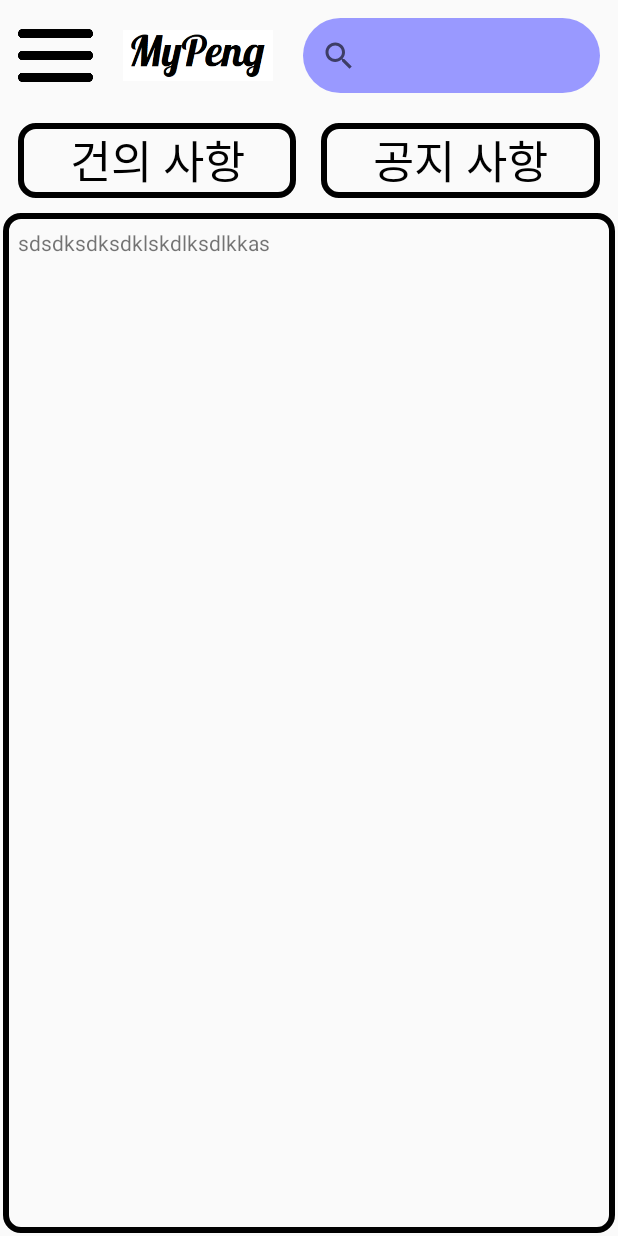
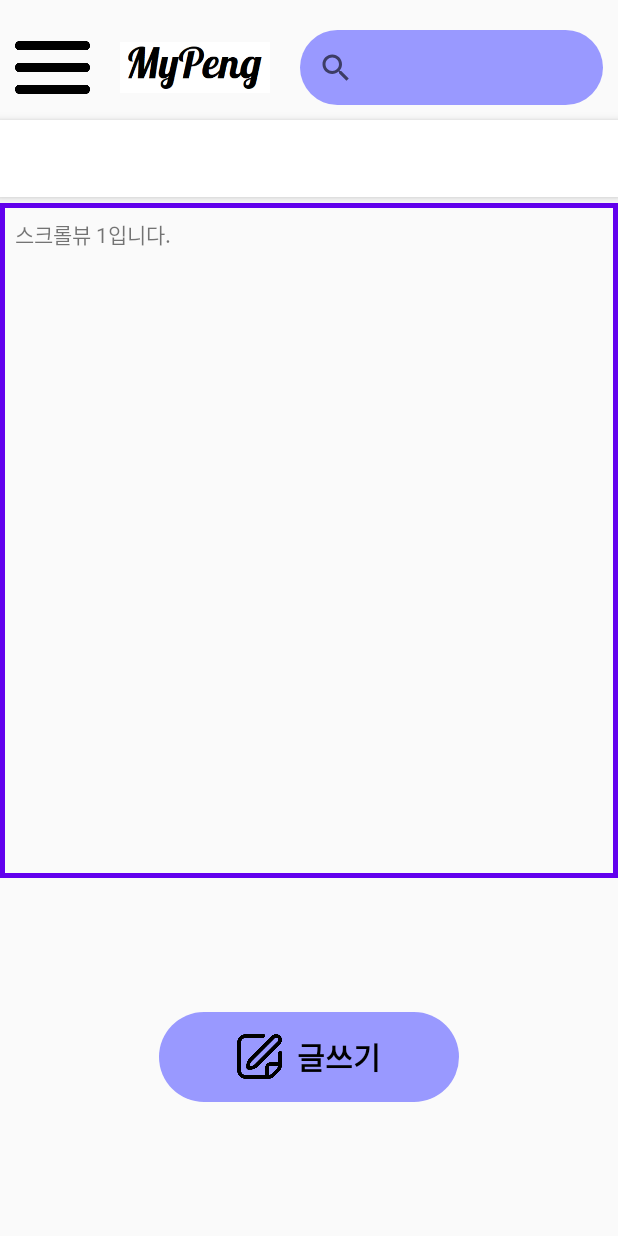
Before and after one commit to penguin-head-whale-shark/android_app, an Android app: the layout activity_main_student.xml on its own in the app's theme, with its tools: preview values and no code run, on a phone screen of 412 x 824 dp. Run offline under Robolectric (Android 15) with nearby library versions, the phone set to English and light mode, and no system bars.

Commit message:
로그인, 메인, 글쓰기 화면 간 상호작용 구현 메인 디자인 완성

```diff
--- a/app/src/main/res/drawable/main_scrollview_stroke.xml
+++ b/app/src/main/res/drawable/main_scrollview_stroke.xml
@@ -1,6 +1,5 @@
 <?xml version="1.0" encoding="utf-8"?>
 <shape xmlns:android="http://schemas.android.com/apk/res/android">
-    <solid android:color="#99c0c0c0"></solid>
-    <stroke android:width="6px"/>
-    <corners android:radius="10dp"/>
+    <solid></solid>
+    <stroke android:width="5px" android:color="@color/purple_500"/>
 </shape>
--- a/app/src/main/res/layout/activity_main_student.xml
+++ b/app/src/main/res/layout/activity_main_student.xml
@@ -2,8 +2,10 @@
 <LinearLayout
     android:layout_width="match_parent"
     android:layout_height="match_parent"
+    xmlns:app="http://schemas.android.com/apk/res-auto"
     xmlns:android="http://schemas.android.com/apk/res/android"
-    android:padding="2dp"
+    android:paddingTop="10dp"
+    android:paddingBottom="10dp"
     android:orientation="vertical">
 
 
@@ -12,6 +14,7 @@
        android:layout_height="70dp"
        android:padding="10dp"
        ><ImageView
+       android:id="@+id/burger_button"
        android:layout_width="50dp"
        android:layout_height="match_parent"
        android:src="@drawable/hamburger"
@@ -22,49 +25,56 @@
          android:src="@drawable/mypeng"
           android:layout_marginLeft="20dp"/>
       <SearchView
+          android:id="@+id/search_button"
           android:layout_width="match_parent"
           android:layout_height="match_parent"
           android:layout_marginLeft="20dp"
-          android:background="@drawable/btn_purple"/>
+          android:background="@drawable/btn_purple" />
    </LinearLayout>
-   <LinearLayout
+   <com.google.android.material.appbar.AppBarLayout
        android:layout_width="match_parent"
-       android:layout_height="70dp"
-       android:weightSum="9"
-       android:padding="10dp"
-       android:orientation="horizontal">
-      <TextView
-          android:layout_width="wrap_content"
-          android:layout_height="match_parent"
-         android:layout_weight="4"
-          android:text="건의 사항"
-          android:textSize="30dp"
-          android:gravity="center"
-          android:textColor="@color/black"
-          android:background="@drawable/basic_stroke"
-          android:clickable="true"
+       android:layout_height="wrap_content">
+
+      <com.google.android.material.tabs.TabLayout
+          android:id="@+id/tabs"
+          android:layout_width='match_parent'
+          android:layout_height="51dp"
+          android:background="@android:color/background_light"
+          android:elevation="1dp"
+          app:tabGravity="fill"
+          app:tabMode="fixed"
+          app:tabSelectedTextColor="@color/purple_500"
+          app:tabTextColor="@color/black"
           />
-      <TextView
-          android:layout_width="wrap_content"
-          android:layout_height="match_parent"
-         android:layout_weight="1" />
-      <TextView
-          android:layout_width="wrap_content"
-          android:layout_height="match_parent"
-          android:layout_weight="4"
-          android:text="공지 사항"
-          android:textSize="30dp"
-          android:gravity="center"
-          android:textColor="@color/black"
-          android:background="@drawable/basic_stroke"
-          android:clickable="true"
-          />
-   </LinearLayout>
-   <LinearLayout
+
+   </com.google.android.material.appbar.AppBarLayout>
+
+   <FrameLayout
+       android:id="@+id/container"
        android:layout_width="match_parent"
-       android:layout_height="match_parent"
-       android:background="@drawable/basic_stroke">
+       android:layout_height="450dp"
+       android:layout_marginTop="4dp"
+       app:layout_behavior="@string/appbar_scrolling_view_behavior"
+       android:background="@drawable/main_scrollview_stroke">
+         <ScrollView
+             android:visibility="visible"
+             android:id="@+id/scrollView1"
+             android:layout_width="match_parent"
+             android:layout_height="match_parent"
+             android:padding="10dp">
+            <LinearLayout
+                android:layout_width="match_parent"
+                android:layout_height="match_parent">
+               <TextView
+                   android:layout_width="match_parent"
+                   android:layout_height="wrap_content"
+
+                   android:text="스크롤뷰 1입니다."/>
+            </LinearLayout>
+         </ScrollView>
       <ScrollView
+          android:visibility="invisible"
+          android:id="@+id/scrollView2"
           android:layout_width="match_parent"
           android:layout_height="match_parent"
           android:padding="10dp">
@@ -75,8 +85,37 @@
                 android:layout_width="match_parent"
                 android:layout_height="wrap_content"
 
-                android:text="sdsdksdksdklskdlksdlkkas"/>
+                android:text="스크롤뷰2 입니다."/>
          </LinearLayout>
       </ScrollView>
+   </FrameLayout>
+   <LinearLayout
+       android:layout_width="match_parent"
+       android:layout_marginTop="10dp"
+       android:layout_height="match_parent"
+       android:gravity="center">
+      <LinearLayout
+          android:id="@+id/write_button"
+          android:layout_width="200dp"
+          android:layout_height="60dp"
+          android:gravity="center"
+          android:orientation="horizontal"
+          android:background="@drawable/btn_purple"
+          android:clickable="true"
+          >
+         <ImageView
+             android:layout_width="30dp"
+             android:layout_height="30dp"
+            android:src="@drawable/edit"
+             android:layout_marginRight="10dp"/>
+         <TextView
+
+             android:layout_width="wrap_content"
+             android:layout_height="wrap_content"
+            android:text="글쓰기"
+             android:textSize="20sp"
+             android:textColor="@color/black"
+             android:textStyle="bold"/>
+      </LinearLayout>
    </LinearLayout>
 </LinearLayout>
--- a/app/src/main/res/layout/activity_resister.xml
+++ b/app/src/main/res/layout/activity_resister.xml
@@ -12,7 +12,7 @@
             android:layout_height="wrap_content"
             android:layout_marginLeft="85dp"
             android:layout_marginTop="60dp"
-            android:background="@drawable/logo" />
+            android:background="@drawable/mypeng" />
 
 
     </LinearLayout>
--- a/app/src/main/res/layout/activity_write.xml
+++ b/app/src/main/res/layout/activity_write.xml
@@ -35,8 +35,8 @@
             android:elevation="1dp"
             app:tabGravity="fill"
             app:tabMode="fixed"
-            app:tabSelectedTextColor="@color/blue"
-            app:tabTextColor="@color/red"
+            app:tabSelectedTextColor="@color/purple_500"
+            app:tabTextColor="@color/black"
 
             />
 
```
Also changed, not shown: app/src/main/java/com/example/myapplication/LoginResultActivity.java (+56 -7 lines), app/src/main/java/com/example/myapplication/MainActivity.java (+19 -3 lines), app/src/main/res/layout/activity_login.xml (+4 -3 lines), app/src/main/res/drawable-xhdpi/edit.png (added).
